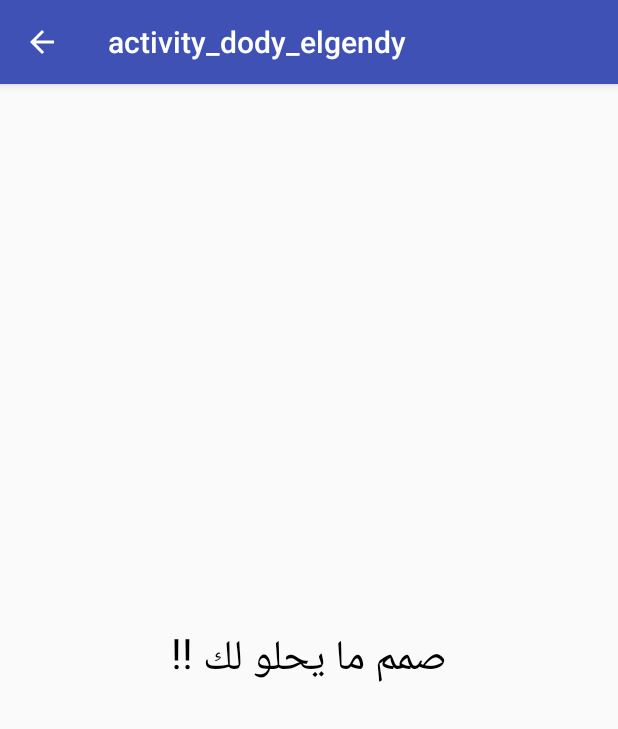
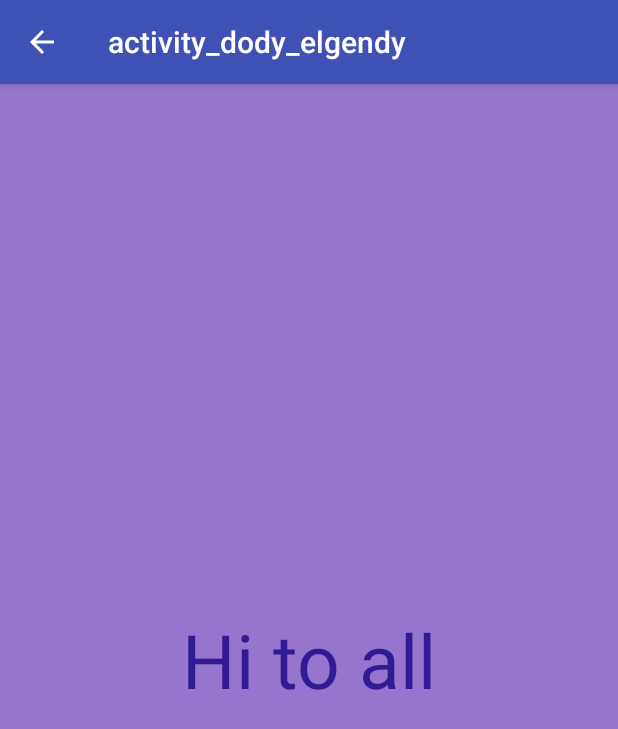
Before and after one commit to EraDev-lab/Assignment1, an Android app: the dody_elgendy screen opened directly, with no data from a screen before it, on a phone screen of 412 x 824 dp. Shown: the top 729 px of the screen. Run offline under Robolectric (Android 15) with nearby library versions, the phone set to English and light mode, and no system bars.

Commit message:
adding some more changes

```diff
--- a/app/src/main/java/com/example/al_kahtani/assignment1/motwkel.java
+++ b/app/src/main/java/com/example/al_kahtani/assignment1/motwkel.java
@@ -62,13 +62,14 @@ public class motwkel extends AppCompatActivity {
                     Date event_date = dateFormat.parse(EVENT_DATE_TIME);
                     Date current_date = new Date();
                     if (!current_date.after(event_date)) {
+                        // some calculation
                         long diff = event_date.getTime() - current_date.getTime();
                         long Days = diff / (24 * 60 * 60 * 1000);
                         long Hours = (diff/ (60 * 60 * 1000)) % 24;
                         long Minutes = diff / (60 * 1000) % 60;
                         long Seconds = diff / 1000 % 60;
-                        //
 
+                        // format will be like that ...
                         tv_days.setText(String.format("%02d", Days));
                         tv_hour.setText(String.format("%02d", Hours));
                         tv_minute.setText(String.format("%02d", Minutes));
@@ -87,6 +88,7 @@ public class motwkel extends AppCompatActivity {
     }
 
     protected void onStop() {
+        // on the timer stop
         super.onStop();
         handler.removeCallbacks(runnable);
 
--- a/app/src/main/res/layout/activity_dody_elgendy.xml
+++ b/app/src/main/res/layout/activity_dody_elgendy.xml
@@ -9,8 +9,9 @@
         android:layout_width="match_parent"
         android:layout_height="match_parent"
         android:gravity="center"
-        android:text="صمم ما يحلو لك !!"
-        android:textColor="#000000"
-        android:textSize="28sp"
+        android:text="Hi to all"
+        android:textColor="#311B92"
+        android:textSize="50sp"
+        android:background="#9575CD"
         />
 </android.support.constraint.ConstraintLayout>
--- a/app/src/main/res/layout/activity_motwkel.xml
+++ b/app/src/main/res/layout/activity_motwkel.xml
@@ -157,7 +157,7 @@
         android:layout_alignParentBottom="true"
         android:background="@android:color/white"
         android:padding="10dp"
-        android:text="Sudan Independence Day ❤"
+        android:text="Sudan Independence Day on ( 1-1-2019 ) ❤"
         android:textColor="@android:color/black"
         android:textSize="25sp" />
 
```
Also changed, not shown: app/build.gradle (+2 -5 lines).
